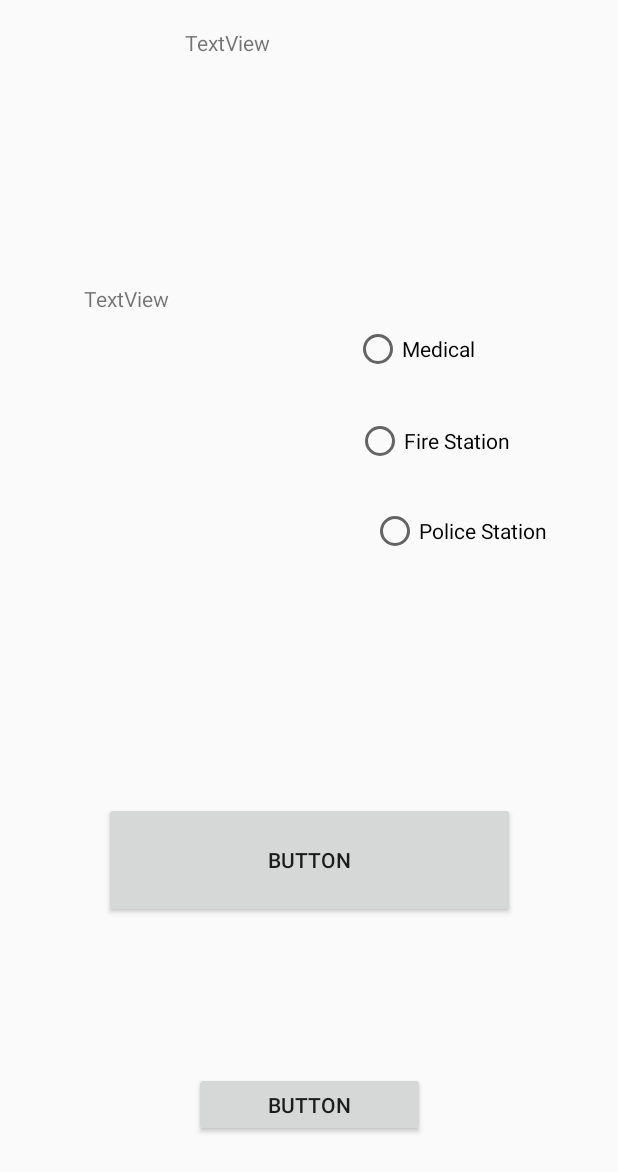
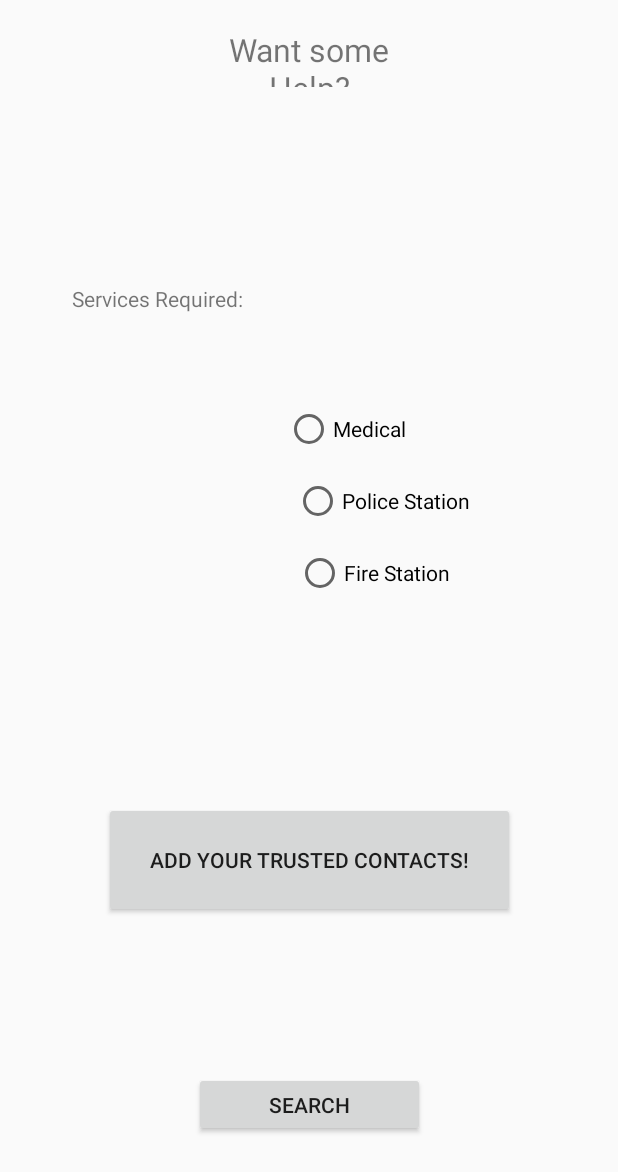
Before and after one commit to tanaytoshniwal/Alpha_BAT, an Android app: the UserActivity screen opened directly, with no data from a screen before it, on a phone screen of 412 x 824 dp. Shown: the top 1172 px of the screen. Run offline under Robolectric (Android 15) with nearby library versions, the phone set to English and light mode, and no system bars.

Commit message:
First Commit

```diff
--- a/app/src/main/AndroidManifest.xml
+++ b/app/src/main/AndroidManifest.xml
@@ -27,7 +27,10 @@
         <activity android:name=".ServiceProviderActivity" />
         <activity android:name=".UpdateActivity" />
         <activity android:name=".SignupActivity" />
-        <activity android:name=".TrustedContactActivity"></activity>
+        <activity android:name=".TrustedContactActivity" />
+        <activity android:name=".MedicalService" />
+        <activity android:name=".PoliceService" />
+        <activity android:name=".FireService"></activity>
     </application>
 
 </manifest>
--- a/app/src/main/java/com/alphabat/guardians/UserActivity.java
+++ b/app/src/main/java/com/alphabat/guardians/UserActivity.java
@@ -1,13 +1,67 @@
 package com.alphabat.guardians;
 
+import android.content.Intent;
 import android.support.v7.app.AppCompatActivity;
 import android.os.Bundle;
+import android.view.View;
+import android.widget.Button;
+import android.widget.RadioButton;
+import android.widget.RadioGroup;
+import android.widget.Toast;
 
-public class UserActivity extends AppCompatActivity {
 
+public class UserActivity extends AppCompatActivity implements View.OnClickListener{
+    Button btn1,btn2;
+    RadioButton rb1,rb2,rb3;
+    RadioGroup rg;
     @Override
     protected void onCreate(Bundle savedInstanceState) {
         super.onCreate(savedInstanceState);
         setContentView(R.layout.activity_user);
+        btn1=(Button)findViewById(R.id.btn1);
+        rg=(RadioGroup)findViewById(R.id.rg) ;
+        btn2=(Button)findViewById(R.id.btn2);
+        btn1.setOnClickListener(UserActivity.this);
+        btn2.setOnClickListener(UserActivity.this);
+        rb1=(RadioButton)findViewById(R.id.rb1);
+        rb2=(RadioButton)findViewById(R.id.rb2);
+        rb3=(RadioButton)findViewById(R.id.rb3);
+    }
+    @Override
+    public void onClick(View view)
+    {
+        switch(view.getId())
+        {
+            case R.id.btn1:
+            {
+                Intent myIntent=new Intent(UserActivity.this,TrustedContactActivity.class);
+                UserActivity.this.startActivity(myIntent);
+
+                break;
+            }
+            case R.id.btn2:
+            {
+                if(rg.getCheckedRadioButtonId()==R.id.rb1)
+                {
+                    Intent myIntent=new Intent(UserActivity.this,MedicalService.class);
+                    UserActivity.this.startActivity(myIntent);
+                }
+                else if(rg.getCheckedRadioButtonId()==R.id.rb2)
+                {
+                    Intent myIntent=new Intent(UserActivity.this,PoliceService.class);
+                    UserActivity.this.startActivity(myIntent);
+                }
+                else if(rg.getCheckedRadioButtonId()==R.id.rb3)
+                {
+                    Intent myIntent=new Intent(UserActivity.this,FireService.class);
+                    UserActivity.this.startActivity(myIntent);
+                }
+                else
+                {
+                    Toast.makeText(this, "Invalid Input", Toast.LENGTH_SHORT).show();
+                }
+                break;
+            }
+        }
     }
 }
--- a/app/src/main/res/layout/activity_user.xml
+++ b/app/src/main/res/layout/activity_user.xml
@@ -10,7 +10,9 @@
         android:id="@+id/textView14"
         android:layout_width="165dp"
         android:layout_height="39dp"
-        android:text="TextView"
+        android:text="Want some Help?"
+        android:textAlignment="center"
+        android:textSize="21dp"
         android:layout_marginRight="8dp"
         app:layout_constraintRight_toRightOf="parent"
         android:layout_marginLeft="8dp"
@@ -27,7 +29,7 @@
         android:id="@+id/textView15"
         android:layout_width="wrap_content"
         android:layout_height="wrap_content"
-        android:text="TextView"
+        android:text="Services Required:"
         app:layout_constraintBottom_toBottomOf="parent"
         android:layout_marginBottom="8dp"
         app:layout_constraintTop_toTopOf="parent"
@@ -41,48 +43,26 @@
         android:layout_marginStart="8dp"
         android:layout_marginEnd="8dp" />
 
-            <RadioButton
-                android:id="@+id/rb1"
-                android:layout_width="wrap_content"
-                android:layout_height="wrap_content"
-                android:text="Medical"
-                android:layout_marginStart="20dp"
-                android:layout_above="@+id/rb2"
-                android:layout_alignParentStart="true"
+    <Button
+        android:id="@+id/btn1"
+        android:layout_width="274dp"
+        android:layout_height="77dp"
+        android:text="add your trusted contacts!"
         android:layout_marginRight="8dp"
         app:layout_constraintRight_toRightOf="parent"
         android:layout_marginLeft="8dp"
         app:layout_constraintLeft_toLeftOf="parent"
+        app:layout_constraintBottom_toBottomOf="parent"
+        android:layout_marginBottom="8dp"
         app:layout_constraintTop_toTopOf="parent"
         android:layout_marginTop="8dp"
-                app:layout_constraintBottom_toBottomOf="parent"
-                android:layout_marginBottom="8dp"
-                app:layout_constraintHorizontal_bias="0.713"
-                app:layout_constraintVertical_bias="0.269" />
-
-            <RadioButton
-                android:id="@+id/rb2"
-                android:layout_width="wrap_content"
-                android:layout_height="wrap_content"
-                android:layout_alignStart="@+id/rb1"
-                android:layout_centerVertical="true"
-                android:text="Police Station"
-                android:layout_marginTop="8dp"
-                app:layout_constraintBottom_toBottomOf="parent"
-                android:layout_marginBottom="8dp"
-                android:layout_marginLeft="8dp"
-                android:layout_marginRight="8dp"
-                app:layout_constraintRight_toRightOf="parent"
-                app:layout_constraintHorizontal_bias="0.859"
-                app:layout_constraintVertical_bias="0.425"
-                app:layout_constraintLeft_toLeftOf="parent"
-                app:layout_constraintTop_toTopOf="parent" />
+        app:layout_constraintVertical_bias="0.721" />
 
     <Button
-        android:id="@+id/button3"
+        android:id="@+id/btn2"
         android:layout_width="154dp"
         android:layout_height="43dp"
-        android:text="Button"
+        android:text="Search"
         android:layout_marginRight="8dp"
         app:layout_constraintRight_toRightOf="parent"
         android:layout_marginLeft="8dp"
@@ -93,44 +73,76 @@
         android:layout_marginBottom="8dp"
         app:layout_constraintVertical_bias="0.924" />
 
-    <RadioButton
-        android:id="@+id/rb3"
+    <RadioGroup
         android:layout_width="wrap_content"
         android:layout_height="wrap_content"
-        android:layout_above="@+id/radioGroup2"
-        android:layout_alignParentStart="true"
-        android:layout_marginStart="27dp"
-        android:text="Fire Station"
+        app:layout_constraintTop_toTopOf="parent"
         android:layout_marginTop="8dp"
+        app:layout_constraintBottom_toBottomOf="parent"
+        android:layout_marginBottom="8dp"
         android:layout_marginRight="8dp"
         app:layout_constraintRight_toRightOf="parent"
         android:layout_marginLeft="8dp"
+        android:id="@+id/rg"
         app:layout_constraintLeft_toLeftOf="parent"
+        app:layout_constraintHorizontal_bias="1.0"
+        app:layout_constraintVertical_bias="0.383">
+
+        <RadioButton
+            android:id="@+id/rb1"
+            android:layout_width="200dp"
+            android:layout_height="fill_parent"
+            android:layout_above="@+id/rb2"
+            android:layout_alignParentStart="true"
+            android:layout_marginBottom="8dp"
+            android:layout_marginLeft="8dp"
+            android:layout_marginRight="8dp"
+            android:layout_marginStart="20dp"
+            android:layout_marginTop="8dp"
+            android:text="Medical"
             app:layout_constraintBottom_toBottomOf="parent"
+            app:layout_constraintHorizontal_bias="1.0"
+            app:layout_constraintLeft_toLeftOf="parent"
+            app:layout_constraintRight_toRightOf="parent"
+            app:layout_constraintTop_toTopOf="parent"
+            app:layout_constraintVertical_bias="0.298" />
+
+        <RadioButton
+            android:id="@+id/rb2"
+            android:layout_width="200dp"
+            android:layout_height="wrap_content"
+            android:layout_alignParentStart="true"
+            android:layout_centerVertical="true"
             android:layout_marginBottom="8dp"
-        app:layout_constraintHorizontal_bias="0.766"
-        app:layout_constraintVertical_bias="0.348"
-        app:layout_constraintTop_toTopOf="parent" />
+            android:layout_marginLeft="26dp"
+            android:layout_marginRight="8dp"
+            android:layout_marginTop="8dp"
+            android:text="Police Station"
+            app:layout_constraintBottom_toBottomOf="parent"
+            app:layout_constraintHorizontal_bias="1.0"
+            app:layout_constraintLeft_toLeftOf="parent"
+            app:layout_constraintRight_toRightOf="parent"
+            app:layout_constraintTop_toTopOf="parent"
+            app:layout_constraintVertical_bias="0.472" />
 
-    <com.google.android.gms.maps.MapView
-        android:id="@+id/mapView"
-        android:layout_width="wrap_content"
-        android:layout_height="wrap_content" />
+        <RadioButton
+            android:id="@+id/rb3"
+            android:layout_width="200dp"
+            android:layout_height="fill_parent"
+            android:layout_alignParentStart="true"
+            android:layout_marginBottom="8dp"
+            android:layout_marginLeft="8dp"
+            android:layout_marginRight="8dp"
+            android:layout_marginStart="27dp"
+            android:layout_marginTop="8dp"
+            android:text="Fire Station"
+            app:layout_constraintBottom_toBottomOf="parent"
+            app:layout_constraintHorizontal_bias="0.952"
+            app:layout_constraintLeft_toLeftOf="parent"
+            app:layout_constraintRight_toRightOf="parent"
+            app:layout_constraintTop_toTopOf="parent"
+            app:layout_constraintVertical_bias="0.387" />
 
-    <Button
-        android:id="@+id/button4"
-        android:layout_width="274dp"
-        android:layout_height="77dp"
-        android:text="Button"
-        android:layout_marginRight="8dp"
-        app:layout_constraintRight_toRightOf="parent"
-        android:layout_marginLeft="8dp"
-        app:layout_constraintLeft_toLeftOf="parent"
-        app:layout_constraintBottom_toBottomOf="parent"
-        android:layout_marginBottom="8dp"
-        app:layout_constraintTop_toTopOf="parent"
-        android:layout_marginTop="8dp"
-        app:layout_constraintVertical_bias="0.721" />
-
+    </RadioGroup>
 
 </android.support.constraint.ConstraintLayout>
--- a/app/src/main/res/values/dimens.xml
+++ b/app/src/main/res/values/dimens.xml
@@ -2,4 +2,5 @@
     <!-- Default screen margins, per the Android Design guidelines. -->
     <dimen name="activity_horizontal_margin">16dp</dimen>
     <dimen name="activity_vertical_margin">16dp</dimen>
+    <dimen name="fab_margin">16dp</dimen>
 </resources>
--- a/app/src/main/res/values/strings.xml
+++ b/app/src/main/res/values/strings.xml
@@ -18,4 +18,5 @@
     <string name="permission_rationale">"Contacts permissions are needed for providing email
         completions."
     </string>
+    <string name="title_activity_main">MainActivity</string>
 </resources>
--- a/app/src/main/res/values/styles.xml
+++ b/app/src/main/res/values/styles.xml
@@ -8,4 +8,8 @@
         <item name="colorAccent">@color/colorAccent</item>
     </style>
 
+    <style name="AppTheme.AppBarOverlay" parent="ThemeOverlay.AppCompat.Dark.ActionBar" />
+
+    <style name="AppTheme.PopupOverlay" parent="ThemeOverlay.AppCompat.Light" />
+
 </resources>
```
Also changed, not shown: app/src/main/java/com/alphabat/guardians/FireService.java (added, +13 -0 lines), app/src/main/java/com/alphabat/guardians/MedicalService.java (added, +13 -0 lines), app/src/main/java/com/alphabat/guardians/PoliceService.java (added, +13 -0 lines), app/src/main/res/layout/activity_fire_service.xml (added, +23 -0 lines), app/src/main/res/layout/activity_medical_service.xml (added, +24 -0 lines), app/src/main/res/layout/activity_police_service.xml (added, +23 -0 lines), app/src/main/res/layout/content_main.xml (added, +11 -0 lines). Lines whose indentation alone changed are shown as unchanged.
